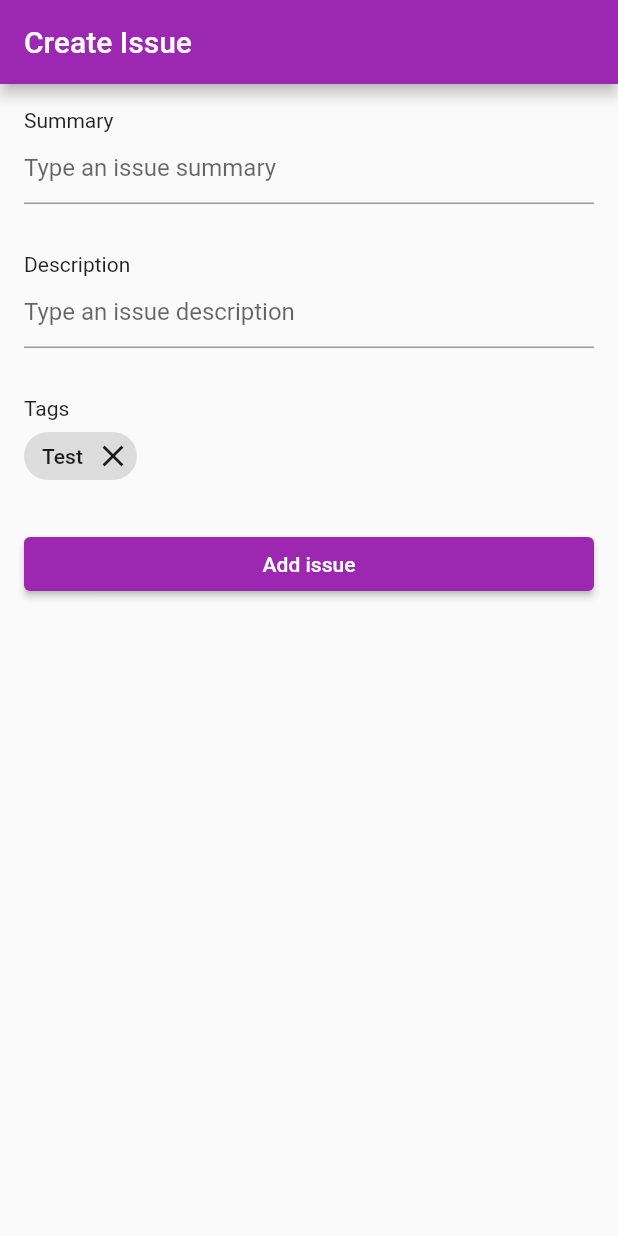
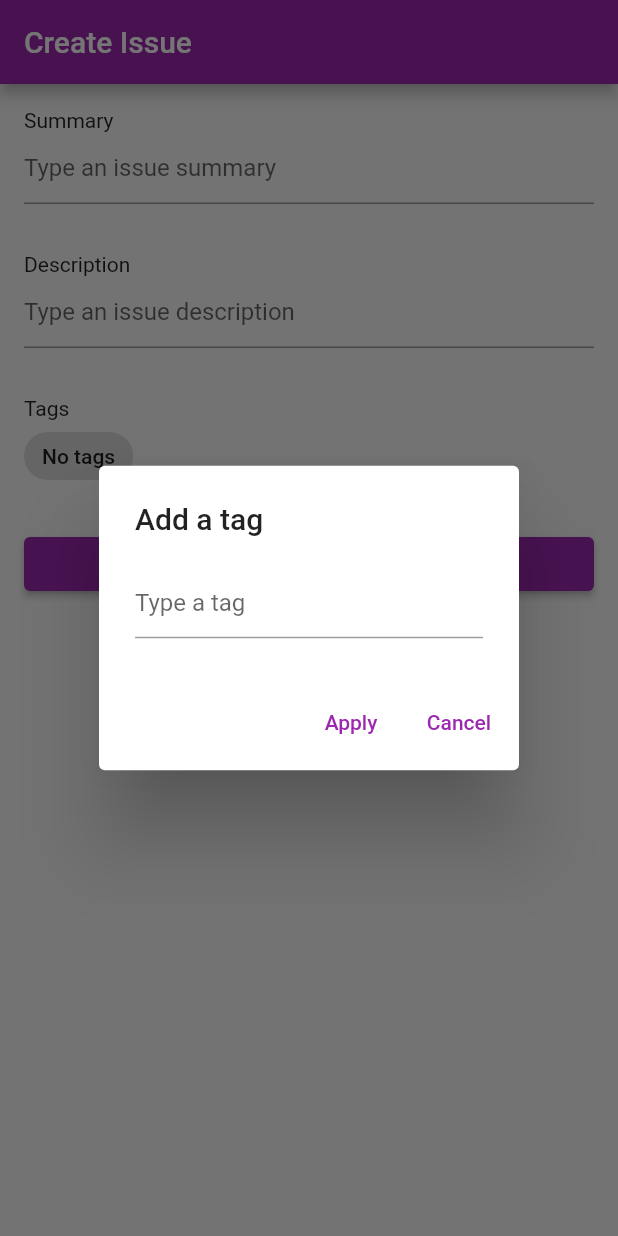
Before and after one commit to Makentoshe/bigdatatools-internships-flutter, a Flutter app: the CreateIssueWidget screen opened directly, after a tap on "No tags", on a phone screen of 412 x 824 dp. Run offline on Flutter 3.47's test engine with Material 2 defaults, Android fonts, the phone set to English and light mode, and no system bars.

Commit message:
feat: Add issue tags displaying support

```diff
--- a/lib/screen/issues/model/issue.dart
+++ b/lib/screen/issues/model/issue.dart
@@ -5,11 +5,12 @@ class Issue {
 
   String summary;
   String description;
-  final List<Tag> tags = <Tag>[];
+  List<Tag> tags;
 
-  Issue({String summary, String description}) {
+  Issue({String summary, String description, List<Tag> tags}) {
     this.summary = summary;
     this.description = description;
+    this.tags = tags;
   }
 
 }
--- a/lib/screen/issues/widget/create_issue_widget.dart
+++ b/lib/screen/issues/widget/create_issue_widget.dart
@@ -14,6 +14,8 @@ class CreateIssueWidget extends StatefulWidget {
 class CreateIssueWidgetState extends State<CreateIssueWidget> {
   final issueSummaryController = TextEditingController();
   final issueDescriptionController = TextEditingController();
+  final issueTagsController = TextEditingController();
+
   final List<Tag> issueTags = <Tag>[];
   var issueTagsVisibility = false;
 
@@ -78,9 +80,7 @@ class CreateIssueWidgetState extends State<CreateIssueWidget> {
                 height: 32,
                 margin: EdgeInsets.only(left: 16.0, top: 8.0),
                 child: GestureDetector(
-                  onTap: () {
-                    addTag(Tag(title: 'Test'));
-                  },
+                  onTap: () => showTagPickerDialog(),
                   child: RawChip(
                     label: Text('No tags'),
                   ),
@@ -95,8 +95,11 @@ class CreateIssueWidgetState extends State<CreateIssueWidget> {
                 child: ElevatedButton(
                     child: Text('Add issue'),
                     onPressed: () {
-                      final issue =
-                          Issue(summary: issueSummaryController.text, description: issueDescriptionController.text);
+                      final issue = Issue(
+                          summary: issueSummaryController.text,
+                          description: issueDescriptionController.text,
+                          tags: issueTags
+                      );
                       Navigator.pop(context, issue);
                     }),
               ),
@@ -135,10 +138,50 @@ class CreateIssueWidgetState extends State<CreateIssueWidget> {
     });
   }
 
+  Future<void> showTagPickerDialog() async {
+    return showDialog<void>(
+      context: context,
+      builder: (BuildContext context) {
+        return AlertDialog(
+          title: Text('Add a tag'),
+          content: SingleChildScrollView(
+            child: Column(
+              children: <Widget>[
+                TextField(
+                  keyboardType: TextInputType.name,
+                  controller: issueTagsController,
+                  decoration: InputDecoration(border: UnderlineInputBorder(), hintText: "Type a tag"),
+                ),
+              ],
+            ),
+          ),
+          actions: [
+            TextButton(
+              child: Text('Apply'),
+              onPressed: () {
+                addTag(Tag(title: issueTagsController.text));
+                Navigator.pop(context);
+                issueTagsController.clear();
+              },
+            ),
+            TextButton(
+              child: Text('Cancel'),
+              onPressed: () {
+                Navigator.pop(context);
+                issueTagsController.clear();
+              },
+            )
+          ],
+        );
+      },
+    );
+  }
+
   @override
   void dispose() {
     issueSummaryController.dispose();
     issueDescriptionController.dispose();
+    issueTagsController.dispose();
     super.dispose();
   }
 }
```
Also changed, not shown: lib/screen/issues/widget/issues_widget.dart (+49 -14 lines).
